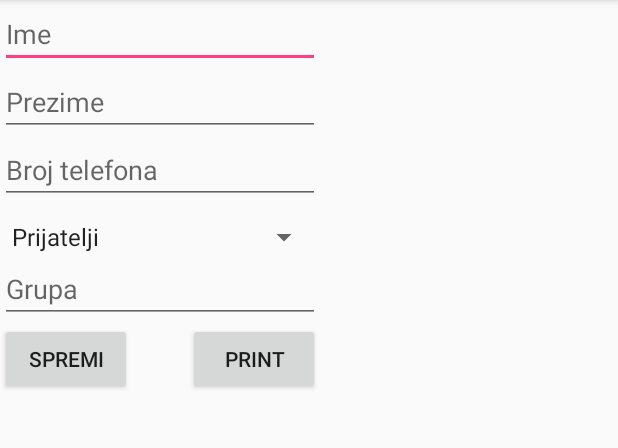
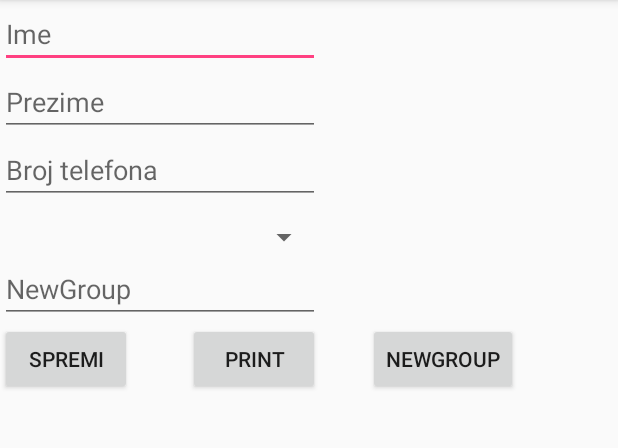
Before and after one commit to vanjs83/TelefonskiImenik, an Android app: the screen it shows after launch (MainActivity), on a phone screen of 412 x 824 dp, the part 84-532 px from its top. Run offline under Robolectric (Android 15) with nearby library versions, the phone set to English and light mode, and no system bars; libraries missing offline, so code that uses them is left out: com.itextpdf.text.

Commit message:
stavi promrjrn

```diff
--- a/app/src/main/java/com/imenik/osmibit/telefonskiimenik/DatabaseHandler.java
+++ b/app/src/main/java/com/imenik/osmibit/telefonskiimenik/DatabaseHandler.java
@@ -14,7 +14,8 @@ import android.database.sqlite.SQLiteDatabase;
 import android.database.sqlite.SQLiteOpenHelper;
 
 public class DatabaseHandler extends SQLiteOpenHelper {
-    private static final int DATABASE_VERSION =3;
+
+    private static final int DATABASE_VERSION =2;
     private static final String DATABASE_NAME = "contactsManager";
     private static final String TABLE_CONTACTS = "contacts";
     private static final String TABLE_GROUP = "groups";//TABLE GROUP
@@ -28,6 +29,8 @@ public class DatabaseHandler extends SQLiteOpenHelper {
         super(context, DATABASE_NAME, null, DATABASE_VERSION);
         //3rd argument to be passed is CursorFactory instance
     }
+
+
 
     @Override
     public void onOpen(SQLiteDatabase db) {
@@ -52,8 +55,8 @@ public class DatabaseHandler extends SQLiteOpenHelper {
                 + KEY_GROUP + " INTEGER,"
                 + KEY_NAME + " TEXT,"
                 + KEY_SURNAME + " TEXT,"
-                + KEY_PH_NO + " TEXT"
-              //  + "FOREIGN KEY(" + KEY_GROUP + ") REFERENCES " + TABLE_GROUP + "(" + KEY_GROUP  +")"
+                + KEY_PH_NO + " TEXT,"
+                + "FOREIGN KEY(" + KEY_GROUP + ") REFERENCES " + TABLE_GROUP + "(" + KEY_GROUP  +")"
                 + ");";
       // db.execSQL(CREATE_CONTACTS_TABLE);
 
@@ -74,6 +77,7 @@ public class DatabaseHandler extends SQLiteOpenHelper {
         // Create tables again
         onCreate(db);
     }
+
 
     // code to add the new contact
      public boolean addContact(Contact contact) {
--- a/app/src/main/java/com/imenik/osmibit/telefonskiimenik/MainActivity.java
+++ b/app/src/main/java/com/imenik/osmibit/telefonskiimenik/MainActivity.java
@@ -47,9 +47,11 @@ public class MainActivity extends AppCompatActivity implements AdapterView.OnIte
     EditText mName, mSurname, mNumber, mGroup;
     Spinner mSpinner;
     Button mButtSave, mButtPrint;
-    public String name, surname, telNumber;
+    public String name, surname, telNumber, group;
     DatabaseHandler db;
-    int Position=0;
+    int Position = 0;
+
+
     @Override
     protected void onCreate(Bundle savedInstanceState) {
         super.onCreate(savedInstanceState);
@@ -62,62 +64,36 @@ public class MainActivity extends AppCompatActivity implements AdapterView.OnIte
         mButtSave = (Button) findViewById(R.id.button);
         mButtPrint = (Button) findViewById(R.id.buttonprint);
         mSpinner = (Spinner) findViewById(R.id.spinner);
-        mSpinner.setOnItemSelectedListener(this);
-        int i=0;
-
 
         // creates
+
         db = new DatabaseHandler(this);
-
-
-        //Add group
-        boolean insert = db.addGroup(new Group("Prijatelji"));
-        if (insert == false) {
-            Toast.makeText(getApplicationContext(), "Group not inserted", Toast.LENGTH_LONG).show();
-        } else {
-            Toast.makeText(getApplicationContext(), "Group inserted", Toast.LENGTH_LONG).show();
-        }
-        db.addGroup(new Group("Posao"));
-        db.addGroup(new Group("Obitelj"));
         StringBuffer buffer = new StringBuffer();
         List<Group> group = db.getAllGroups();
-        String[] str= new String[group.size()];
+        //  String[] str= new String[group.size()];
+        List<String> str = new ArrayList<String>();
         for(Group cn : group) {
             String con = "Id: " + cn.getID()  + " ,Name: " + cn.getName();
-                   str[i++] = cn.getName();
+            str.add(cn.getName());
+            Log.w("myGroup: ", cn.getName());
             buffer.append(con).append("\n");
         }
 
 
-
         //edit group into spinner
-        ArrayAdapter aa = new ArrayAdapter(this,android.R.layout.simple_spinner_item, str);
+        ArrayAdapter<String> aa = new ArrayAdapter<String>(this,android.R.layout.simple_spinner_item, str);
         aa.setDropDownViewResource(android.R.layout.simple_spinner_dropdown_item);
         //Setting the ArrayAdapter data on the Spinner
         mSpinner.setAdapter(aa);
+        mSpinner.setOnItemSelectedListener(this);
 
-        //createPDF(buffer);
+      //  createPDF(buffer);
 
         }
 
 
 
-    //Performing action onItemSelected and onNothing selected
-    @Override
-    public void onItemSelected(AdapterView<?> arg0, View arg1, int position, long id) {
-        Toast.makeText(getApplicationContext(), position , Toast.LENGTH_LONG).show();
-        Position=position;
 
-
-
-    }
-
-
-    @Override
-    public void onNothingSelected(AdapterView<?> arg0) {
-// TODO Auto-generated method stub
-
-    }
 
 
 
@@ -134,31 +110,42 @@ public class MainActivity extends AppCompatActivity implements AdapterView.OnIte
 
         // creates
         db = new DatabaseHandler(this);
-                                               //position
-        boolean insert = db.addContact(new Contact(Position, name, surname, telNumber));
+                                                  //position
+
+        if(Position == -1) {
+            boolean insert = db.addContact(new Contact(name, surname, telNumber));
+
+            if (insert == false) {
+                Toast.makeText(getApplicationContext(), "Contact not inserted", Toast.LENGTH_LONG).show();
+            } else {
+                Toast.makeText(getApplicationContext(), "Contact inserted", Toast.LENGTH_LONG).show();
+            }
+        }
+        else {
+            boolean insert = db.addContact(new Contact(Position, name, surname, telNumber));
 
         if (insert == false) {
             Toast.makeText(getApplicationContext(), "Contact not inserted", Toast.LENGTH_LONG).show();
         } else {
             Toast.makeText(getApplicationContext(), "Contact inserted", Toast.LENGTH_LONG).show();
+           }
         }
 
    //     db.addContact(new Contact(name, surname, telNumber));
             StringBuffer buffer = new StringBuffer();
             List<Contact> contact = db.getAllContacts();
           for(Contact cn : contact) {
-            String con = "Id: " + cn.getID() + " ,GroupID: " + cn.getGroupID()  + " ,Name: " + cn.getName() + " ,Suraname: " + cn.getSurname() + " ,PhoneNumber: " + cn.getPhoneNumber();
-            buffer.append(con).append("\n");
+              String con = "Id: " + cn.getID() + " ,GroupID: " + cn.getGroupID()  + " ,Name: " + cn.getName() + " ,Suraname: " + cn.getSurname() + " ,PhoneNumber: " + cn.getPhoneNumber();
+              Log.w("myContact: ",con);
+              buffer.append(con).append("\n");
         }
-        createPDF(buffer);
+      //  createPDF(buffer);
 
     }
 
 
 
     public void onPrintContact(View view) {
-
-
 
 /*
         StringBuffer buffer = new StringBuffer();
@@ -182,12 +169,35 @@ public class MainActivity extends AppCompatActivity implements AdapterView.OnIte
     }
 
 
+    public void onNewGroupContact(View view) {
+
+        db = new DatabaseHandler(this);
+        //Add new group into
+        group = mGroup.getText().toString();
+        System.out.println("NAME GROUP: " + group);
+
+        //Add group
+        boolean insert = db.addGroup(new Group(group));
+        if (!insert) {
+            Toast.makeText(getApplicationContext(), "Group not inserted", Toast.LENGTH_LONG).show();
+        } else {
+            Toast.makeText(getApplicationContext(), "Group inserted", Toast.LENGTH_LONG).show();
+        }
+
+    }
+
+
+
+
+
     private void viewPdf(File path){
         Intent intent = new Intent(Intent.ACTION_VIEW);
         intent.setDataAndType(Uri.fromFile(path), "application/pdf");
         intent.setFlags(Intent.FLAG_ACTIVITY_NO_HISTORY);
         startActivity(intent);
     }
+
+
 
 
 
@@ -238,6 +248,22 @@ public class MainActivity extends AppCompatActivity implements AdapterView.OnIte
         }
     }
 
+    //Performing action onItemSelected and onNothing selected
+    @Override
+    public void onItemSelected(AdapterView<?> parent, View v, int position, long id) {
+
+        Position=position;
+    }
+
+
+
+    @Override
+    public void onNothingSelected(AdapterView<?> arg0) {
+     // TODO Auto-generated method stub
+        Position = -1;
+
+    }
+
 
 
 }//End Class
--- a/app/src/main/res/layout/activity_main.xml
+++ b/app/src/main/res/layout/activity_main.xml
@@ -54,7 +54,7 @@
         android:layout_below="@+id/spinner"
         android:layout_alignRight="@+id/editNumber"
         android:layout_alignEnd="@+id/editNumber"
-        android:hint="Grupa"
+        android:hint="NewGroup"
         />
 
 
@@ -78,7 +78,18 @@
         android:onClick="onPrintContact"
         android:text="Print" />
 
-
+    <Button
+        android:id="@+id/buttongroup"
+        android:layout_width="wrap_content"
+        android:layout_height="wrap_content"
+        android:layout_marginLeft="32dp"
+        android:layout_marginStart="32dp"
+        android:text="NewGroup"
+        android:onClick="onNewGroupContact"
+        android:layout_alignBaseline="@+id/buttonprint"
+        android:layout_alignBottom="@+id/buttonprint"
+        android:layout_toRightOf="@+id/buttonprint"
+        android:layout_toEndOf="@+id/buttonprint" />
 
 
 </RelativeLayout>
```
